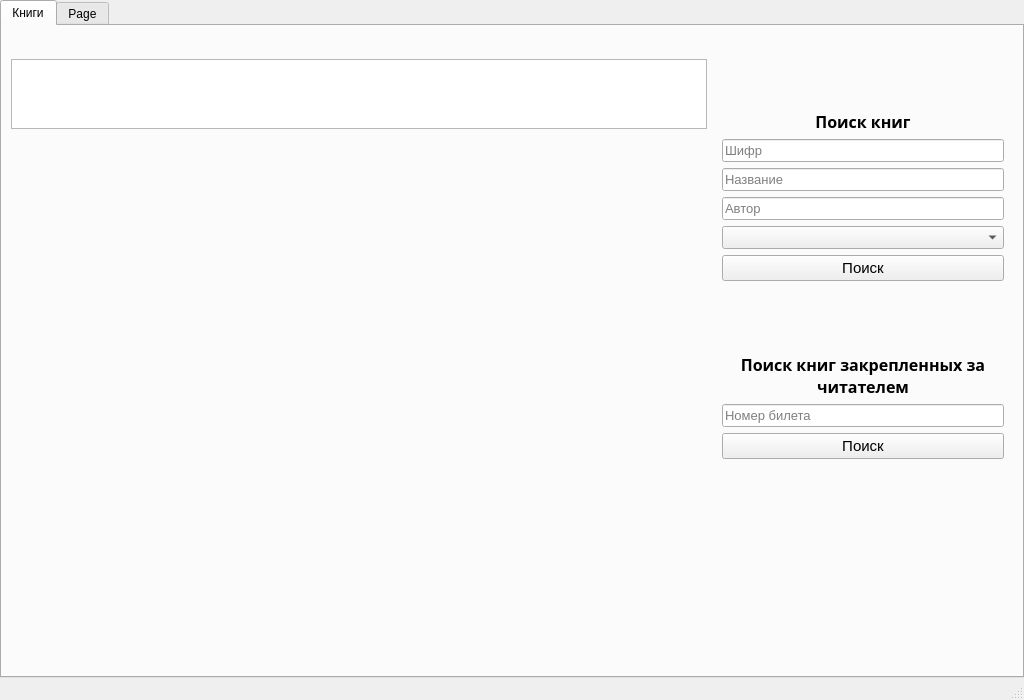
AlexXx235/Library_CW, file main_form.ui: the form before one commit.
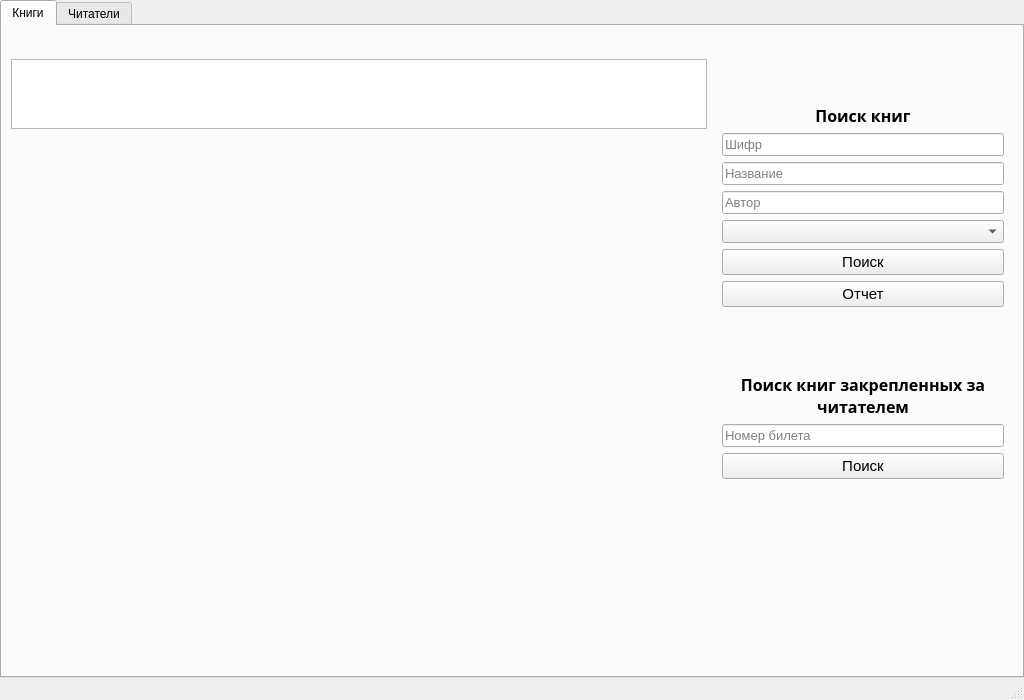
The form after the commit. Icons and pictures are not drawn.

What changed in the file:
```diff
--- a/main_form.ui
+++ b/main_form.ui
@@ -148,7 +148,7 @@
             <height>16777215</height>
            </size>
           </property>
-          <layout class="QVBoxLayout" name="verticalLayout" stretch="1,0,0,0,0,0,0,1,0,0,0,3">
+          <layout class="QVBoxLayout" name="verticalLayout" stretch="1,0,0,0,0,0,0,0,1,0,0,0,3">
            <item>
             <spacer name="verticalSpacer_4">
              <property name="orientation">
@@ -254,6 +254,18 @@
              </property>
             </widget>
            </item>
+           <item>
+            <widget class="QPushButton" name="availability_report_btn">
+             <property name="font">
+              <font>
+               <pointsize>11</pointsize>
+              </font>
+             </property>
+             <property name="text">
+              <string>Отчет</string>
+             </property>
+            </widget>
+           </item>
            <item>
             <spacer name="verticalSpacer_2">
              <property name="orientation">
@@ -346,7 +358,7 @@
       </widget>
       <widget class="QWidget" name="readers_tab">
        <attribute name="title">
-        <string>Page</string>
+        <string>Читатели</string>
        </attribute>
        <layout class="QHBoxLayout" name="horizontalLayout_4">
         <item>
```
Left out of the diff: 2 changed lines with no effect on the pictures.
